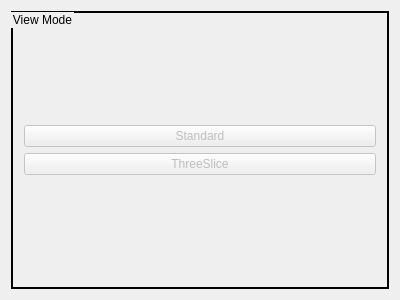
The window that ui/modecontrolwidget.ui (mareuter/PVMockupGui) describes before a commit, drawn with Qt 5.
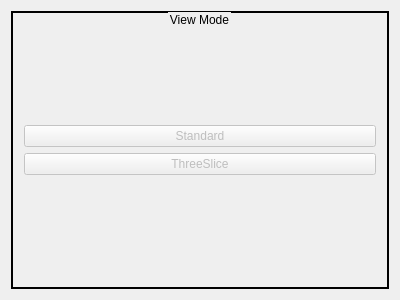
The same window after the commit.

The edit to the form file:
```diff
--- a/ui/modecontrolwidget.ui
+++ b/ui/modecontrolwidget.ui
@@ -10,11 +10,17 @@
     <height>300</height>
    </rect>
   </property>
+  <property name="minimumSize">
+   <size>
+    <width>0</width>
+    <height>100</height>
+   </size>
+  </property>
   <property name="windowTitle">
    <string>ModeControlWidget</string>
   </property>
-  <layout class="QVBoxLayout" name="verticalLayout_3">
-   <item>
+  <layout class="QGridLayout" name="gridLayout_2">
+   <item row="0" column="0">
     <widget class="QGroupBox" name="modeControlBox">
      <property name="styleSheet">
       <string notr="true">QGroupBox { border: 2px groove black ; }</string>
@@ -23,14 +29,27 @@
       <string>View Mode</string>
      </property>
      <property name="alignment">
-      <set>Qt::AlignJustify|Qt::AlignVCenter</set>
+      <set>Qt::AlignCenter</set>
      </property>
      <property name="flat">
       <bool>false</bool>
      </property>
-     <layout class="QVBoxLayout" name="verticalLayout_2">
-      <item>
+     <layout class="QGridLayout" name="gridLayout">
+      <item row="0" column="0">
        <layout class="QVBoxLayout" name="verticalLayout">
+        <item>
+         <spacer name="verticalSpacer">
+          <property name="orientation">
+           <enum>Qt::Vertical</enum>
+          </property>
+          <property name="sizeHint" stdset="0">
+           <size>
+            <width>20</width>
+            <height>40</height>
+           </size>
+          </property>
+         </spacer>
+        </item>
         <item>
          <widget class="QPushButton" name="standardButton">
           <property name="enabled">
@@ -51,6 +70,19 @@
           </property>
          </widget>
         </item>
+        <item>
+         <spacer name="verticalSpacer_2">
+          <property name="orientation">
+           <enum>Qt::Vertical</enum>
+          </property>
+          <property name="sizeHint" stdset="0">
+           <size>
+            <width>20</width>
+            <height>40</height>
+           </size>
+          </property>
+         </spacer>
+        </item>
        </layout>
       </item>
      </layout>
```
